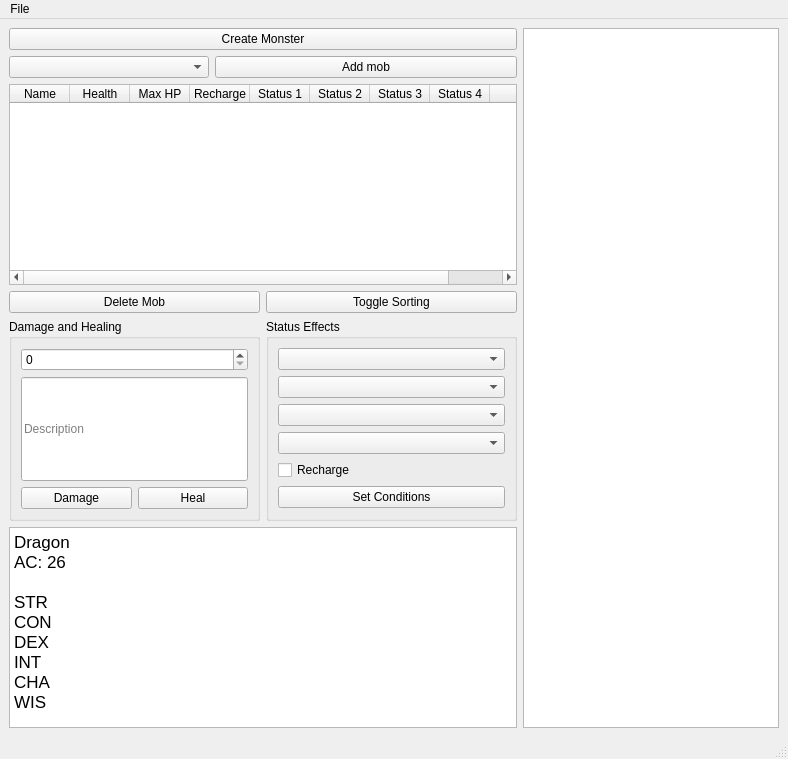
Old version of the form DnDForm.ui in the repository MattSucich/DnD-Helper.
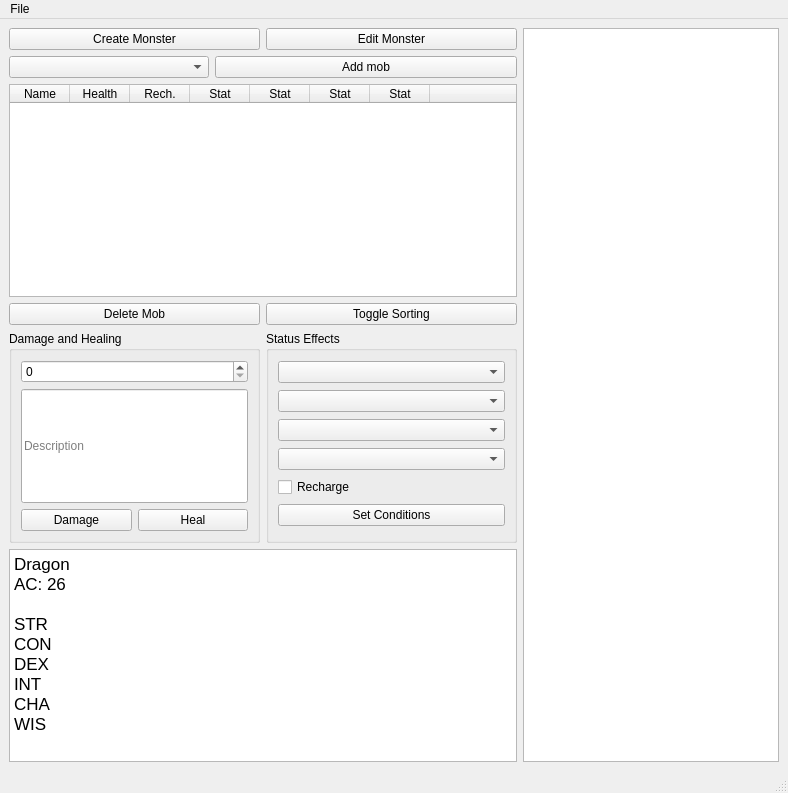
New version of the form.

Commit message: Added a few buttons, can now edit name and delete from encounter. things die now. Testing with icons

What changed in the file:
```diff
--- a/DnDForm.ui
+++ b/DnDForm.ui
@@ -7,7 +7,7 @@
     <x>0</x>
     <y>0</y>
     <width>788</width>
-    <height>759</height>
+    <height>793</height>
    </rect>
   </property>
   <property name="sizePolicy">
@@ -42,6 +42,8 @@
        <enum>QLayout::SetDefaultConstraint</enum>
       </property>
       <item>
+       <layout class="QHBoxLayout" name="horizontalLayout_4">
+        <item>
        <widget class="QPushButton" name="createMonsterButton">
         <property name="sizePolicy">
          <sizepolicy hsizetype="Expanding" vsizetype="Fixed">
@@ -55,6 +57,21 @@
        </widget>
       </item>
       <item>
+         <widget class="QPushButton" name="editMonsterButton">
+          <property name="sizePolicy">
+           <sizepolicy hsizetype="Expanding" vsizetype="Fixed">
+            <horstretch>0</horstretch>
+            <verstretch>0</verstretch>
+           </sizepolicy>
+          </property>
+          <property name="text">
+           <string>Edit Monster</string>
+          </property>
+         </widget>
+        </item>
+       </layout>
+      </item>
+      <item>
        <layout class="QHBoxLayout" name="horizontalLayout">
         <property name="spacing">
          <number>-1</number>
@@ -167,32 +184,27 @@
         </column>
         <column>
          <property name="text">
-          <string>Max HP</string>
+          <string>Rech.</string>
          </property>
         </column>
         <column>
          <property name="text">
-          <string>Recharge</string>
+          <string>Stat</string>
          </property>
         </column>
         <column>
          <property name="text">
-          <string>Status 1</string>
+          <string>Stat</string>
          </property>
         </column>
         <column>
          <property name="text">
-          <string>Status 2</string>
+          <string>Stat</string>
          </property>
         </column>
         <column>
          <property name="text">
-          <string>Status 3</string>
-         </property>
-        </column>
-        <column>
-         <property name="text">
-          <string>Status 4</string>
+          <string>Stat</string>
          </property>
         </column>
         <column>
@@ -242,6 +254,9 @@
                <verstretch>0</verstretch>
               </sizepolicy>
              </property>
+             <property name="maximum">
+              <number>999999999</number>
+             </property>
             </widget>
            </item>
            <item row="3" column="0">
```
Left out of the diff: 3 changed lines with no effect on the pictures. Lines whose indentation alone changed are shown as unchanged. The commit also changes 4 other files.
